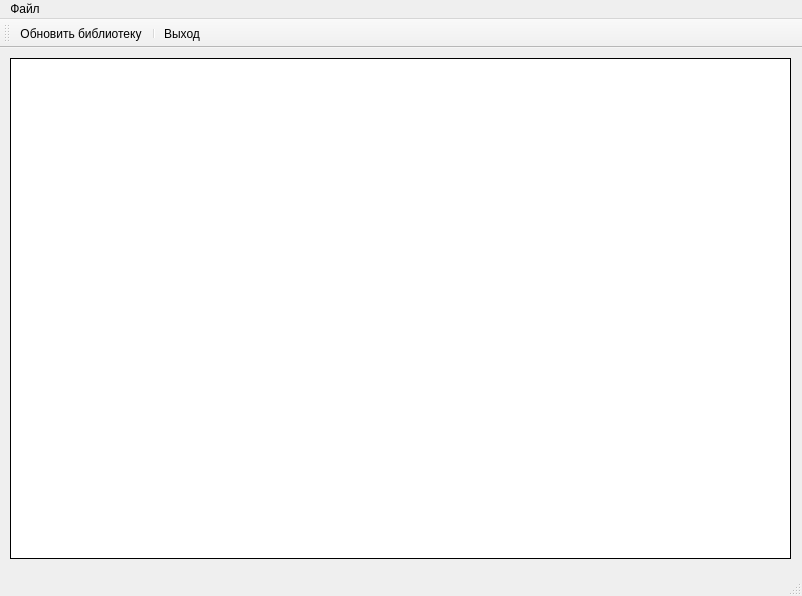
Above: View/MainWindow.ui from vetal71/PyBookManager before the change. Below: the same form after it.
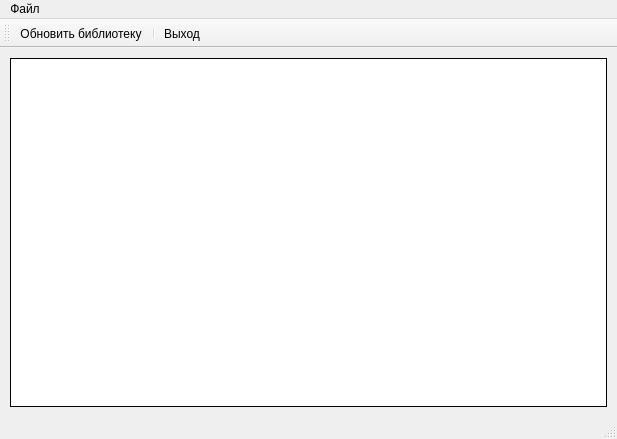
That is the form after the change. Icons and pictures are not drawn.

Commit message: Chnages main class

The edit to the form file:
```diff
--- a/View/MainWindow.ui
+++ b/View/MainWindow.ui
@@ -6,23 +6,43 @@
    <rect>
     <x>0</x>
     <y>0</y>
-    <width>802</width>
-    <height>596</height>
+    <width>617</width>
+    <height>439</height>
    </rect>
   </property>
+  <property name="sizePolicy">
+   <sizepolicy hsizetype="MinimumExpanding" vsizetype="MinimumExpanding">
+    <horstretch>0</horstretch>
+    <verstretch>0</verstretch>
+   </sizepolicy>
+  </property>
   <property name="windowTitle">
    <string>MainWindow</string>
   </property>
   <widget class="QWidget" name="centralwidget">
+   <layout class="QGridLayout" name="gridLayout">
+    <item row="0" column="0">
+     <layout class="QHBoxLayout" name="horizontalLayout">
+      <property name="spacing">
+       <number>0</number>
+      </property>
+      <property name="sizeConstraint">
+       <enum>QLayout::SetMaximumSize</enum>
+      </property>
+      <property name="leftMargin">
+       <number>1</number>
+      </property>
+      <property name="topMargin">
+       <number>1</number>
+      </property>
+      <property name="rightMargin">
+       <number>1</number>
+      </property>
+      <property name="bottomMargin">
+       <number>1</number>
+      </property>
+      <item>
    <widget class="QTableView" name="tableView">
-    <property name="geometry">
-     <rect>
-      <x>10</x>
-      <y>10</y>
-      <width>781</width>
-      <height>501</height>
-     </rect>
-    </property>
     <property name="sizePolicy">
      <sizepolicy hsizetype="Maximum" vsizetype="Maximum">
       <horstretch>0</horstretch>
@@ -45,13 +65,17 @@
      <bool>true</bool>
     </property>
    </widget>
+      </item>
+     </layout>
+    </item>
+   </layout>
   </widget>
   <widget class="QMenuBar" name="menubar">
    <property name="geometry">
     <rect>
      <x>0</x>
      <y>0</y>
-     <width>802</width>
+     <width>617</width>
      <height>21</height>
     </rect>
    </property>
```
Left out of the diff: 22 changed lines with no effect on the pictures. Lines whose indentation alone changed are shown as unchanged. The commit also changes 6 other files.
